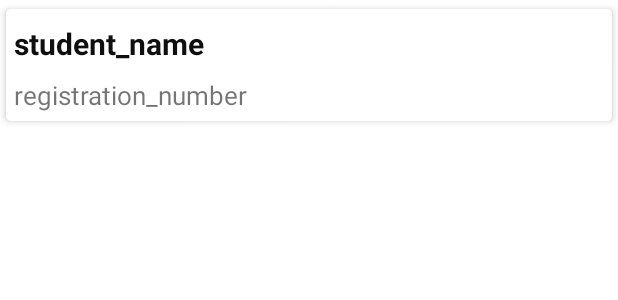
After one commit to krigol14/RecommendationLetters-AndroidApp, an Android app: the layout student.xml on its own in the app's theme, with its tools: preview values and no code run, on a phone screen of 412 x 824 dp. The commit adds this screen. Shown: the top 300 px of the screen. Run offline under Robolectric (Android 15) with nearby library versions, the phone set to English and light mode, and no system bars.

Commit message:
Created student examples with their data in firebase and retrieved them in a recycerView

```diff
--- a/app/build.gradle
+++ b/app/build.gradle
@@ -29,7 +29,7 @@ android {
 }
 
 dependencies {
-
+    implementation 'com.firebaseui:firebase-ui-database:8.0.0'
     implementation 'androidx.appcompat:appcompat:1.4.1'
     implementation 'com.google.android.material:material:1.5.0'
     implementation 'androidx.constraintlayout:constraintlayout:2.1.3'
--- a/app/src/main/AndroidManifest.xml
+++ b/app/src/main/AndroidManifest.xml
@@ -9,6 +9,9 @@
         android:roundIcon="@mipmap/ic_launcher_round"
         android:supportsRtl="true"
         android:theme="@style/Theme.RecommendationLetters">
+        <activity
+            android:name=".Students"
+            android:exported="false" />
         <activity
             android:name=".Register"
             android:exported="false" />
--- a/app/src/main/java/com/example/recommendationletters/MainActivity.java
+++ b/app/src/main/java/com/example/recommendationletters/MainActivity.java
@@ -47,6 +47,9 @@ public class MainActivity extends AppCompatActivity {
             public void onComplete(@NonNull Task<AuthResult> task) {
                 if (task.isSuccessful()){
                     Toast.makeText(getApplicationContext(), "LOGIN SUCCESSFUL", Toast.LENGTH_LONG).show();
+                    // redirect professor to the activity where he can see the list of available students
+                    Intent intent = new Intent(MainActivity.this, Students.class);
+                    startActivity(intent);
                 }
                 else {
                     Toast.makeText(getApplicationContext(), "LOGIN FAILED\n" + task.getException().getLocalizedMessage(), Toast.LENGTH_LONG).show();
--- /dev/null
+++ b/app/src/main/res/layout/student.xml
@@ -0,0 +1,37 @@
+<?xml version="1.0" encoding="utf-8"?>
+<androidx.cardview.widget.CardView xmlns:android="http://schemas.android.com/apk/res/android"
+    android:layout_width="match_parent"
+    android:layout_height="wrap_content"
+    xmlns:app="http://schemas.android.com/apk/res-auto"
+    app:cardCornerRadius="3dp"
+    app:cardElevation="3dp"
+    app:contentPadding="5dp"
+    app:cardUseCompatPadding="true">
+
+    <RelativeLayout
+        android:layout_width="match_parent"
+        android:layout_height="wrap_content"
+        android:orientation="vertical">
+
+        <TextView
+            android:id="@+id/full_name"
+            android:layout_width="match_parent"
+            android:layout_height="wrap_content"
+            android:layout_alignParentTop="true"
+            android:layout_marginTop="4dp"
+            android:text="student_name"
+            android:textColor="#0F0F0F"
+            android:textSize="20sp"
+            android:textStyle="bold" />
+
+        <TextView
+            android:id="@+id/reg_number"
+            android:layout_width="match_parent"
+            android:layout_height="wrap_content"
+            android:layout_marginTop="40dp"
+            android:text="registration_number"
+            android:textSize="17sp" />
+
+    </RelativeLayout>
+
+</androidx.cardview.widget.CardView>
--- a/app/src/main/res/values/strings.xml
+++ b/app/src/main/res/values/strings.xml
@@ -11,4 +11,5 @@
     <string name="reg_passwd">Password</string>
     <string name="conf_passwd">Confirm password</string>
     <string name="reg_signup">SIGN UP</string>
+    <string name="students">Students</string>
 </resources>
```
Also changed, not shown: app/src/main/java/com/example/recommendationletters/StudentData.java (added, +23 -0 lines), app/src/main/java/com/example/recommendationletters/Students.java (added, +63 -0 lines), app/src/main/java/com/example/recommendationletters/StudentsAdapter.java (added, +44 -0 lines), app/src/main/res/layout/activity_students.xml (added, +44 -0 lines).
